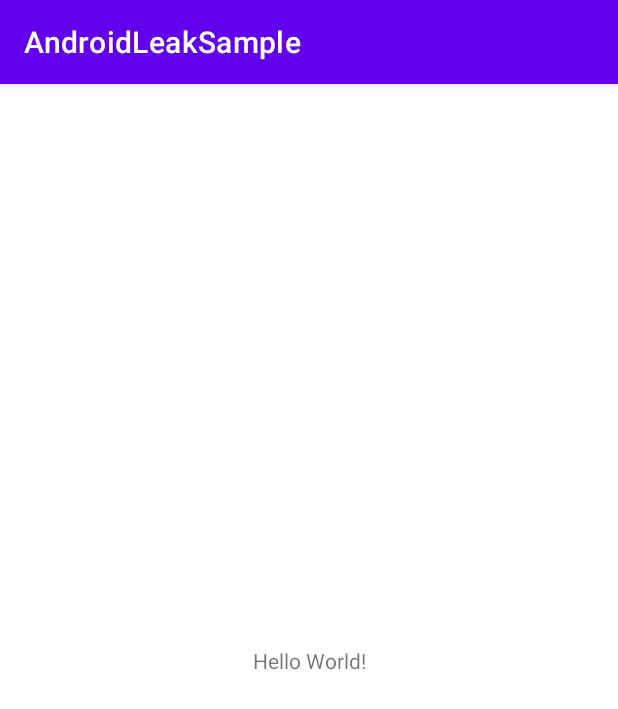
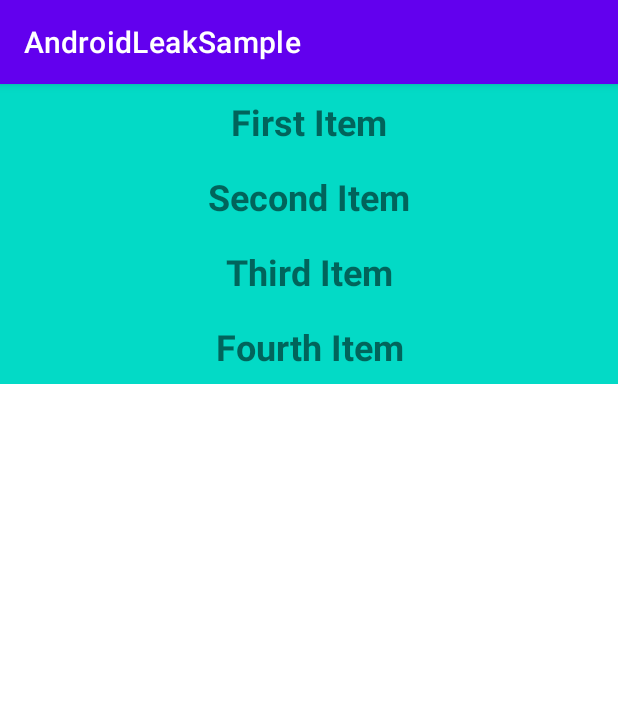
Before and after one commit to jason8232590/AndroidLeakSample, an Android app: the screen it shows after launch (MainActivity), on a phone screen of 412 x 824 dp. Shown: the top 709 px of the screen. Run offline under Robolectric (Android 15) with nearby library versions, the phone set to English and light mode, and no system bars.

Commit message:
second commit

```diff
--- a/project/app/build.gradle
+++ b/project/app/build.gradle
@@ -35,4 +35,5 @@ dependencies {
     testImplementation 'junit:junit:4.+'
     androidTestImplementation 'androidx.test.ext:junit:1.1.2'
     androidTestImplementation 'androidx.test.espresso:espresso-core:3.3.0'
+    implementation 'com.squareup.leakcanary:leakcanary-android:2.9.1'
 }
--- a/project/app/src/main/java/com/dx/androidleaksample/MainActivity.java
+++ b/project/app/src/main/java/com/dx/androidleaksample/MainActivity.java
@@ -1,14 +1,47 @@
 package com.dx.androidleaksample;
 
+import android.content.Intent;
 import android.os.Bundle;
+import android.view.View;
+import android.widget.TextView;
 
 import androidx.appcompat.app.AppCompatActivity;
-
-public class MainActivity extends AppCompatActivity {
+/**
+ * 1.handler,没有运行完成thread
+ * 2.静态变量
+ * 3.资源未释放
+ * */
+public class MainActivity extends AppCompatActivity implements View.OnClickListener {
 
     @Override
     protected void onCreate(Bundle savedInstanceState) {
         super.onCreate(savedInstanceState);
         setContentView(R.layout.activity_main);
+        TextView tvFirst = findViewById(R.id.tvOne);
+        TextView tvSecond = findViewById(R.id.tvTwo);
+        TextView tvThird = findViewById(R.id.tvThree);
+        TextView tvFourth = findViewById(R.id.tvFourth);
+        tvFirst.setOnClickListener(this);
+        tvSecond.setOnClickListener(this);
+        tvThird.setOnClickListener(this);
+        tvFourth.setOnClickListener(this);
+    }
+
+    @Override
+    public void onClick(View view) {
+        Intent intent = new Intent();
+        switch (view.getId()) {
+            case R.id.tvOne:
+                startActivity(intent.setClass(this, StaticFieldLeak.class));
+                break;
+            case R.id.tvTwo:
+                startActivity(intent.setClass(this, ThreadAliveLeak.class));
+                break;
+            case R.id.tvThree:
+                startActivity(intent.setClass(this, RegisterUnReleaseLeak.class));
+                break;
+            case R.id.tvFourth:
+                break;
+        }
     }
 }
--- /dev/null
+++ b/project/app/src/main/java/com/dx/androidleaksample/TestRegisterItf.java
@@ -0,0 +1,5 @@
+package com.dx.androidleaksample;
+
+public interface TestRegisterItf {
+    void doSomething() throws InterruptedException;
+}
--- a/project/app/src/main/res/layout/activity_main.xml
+++ b/project/app/src/main/res/layout/activity_main.xml
@@ -1,18 +1,50 @@
 <?xml version="1.0" encoding="utf-8"?>
-<androidx.constraintlayout.widget.ConstraintLayout xmlns:android="http://schemas.android.com/apk/res/android"
-    xmlns:app="http://schemas.android.com/apk/res-auto"
+<LinearLayout xmlns:android="http://schemas.android.com/apk/res/android"
     xmlns:tools="http://schemas.android.com/tools"
     android:layout_width="match_parent"
     android:layout_height="match_parent"
+    android:orientation="vertical"
     tools:context=".MainActivity">
 
     <TextView
-        android:layout_width="wrap_content"
-        android:layout_height="wrap_content"
-        android:text="Hello World!"
-        app:layout_constraintBottom_toBottomOf="parent"
-        app:layout_constraintLeft_toLeftOf="parent"
-        app:layout_constraintRight_toRightOf="parent"
-        app:layout_constraintTop_toTopOf="parent" />
+        android:id="@+id/tvOne"
+        android:layout_width="match_parent"
+        android:layout_height="50dp"
+        android:background="@color/design_default_color_secondary"
+        android:gravity="center"
+        android:text="First Item"
+        android:textSize="24sp"
+        android:textStyle="bold" />
 
-</androidx.constraintlayout.widget.ConstraintLayout>
+    <TextView
+        android:id="@+id/tvTwo"
+        android:layout_width="match_parent"
+        android:layout_height="50dp"
+        android:background="@color/design_default_color_secondary"
+        android:gravity="center"
+        android:text="Second Item"
+        android:textSize="24sp"
+        android:textStyle="bold" />
+
+    <TextView
+        android:id="@+id/tvThree"
+        android:layout_width="match_parent"
+        android:layout_height="50dp"
+        android:background="@color/design_default_color_secondary"
+        android:gravity="center"
+        android:text="Third Item"
+        android:textSize="24sp"
+        android:textStyle="bold" />
+
+    <TextView
+        android:id="@+id/tvFourth"
+        android:layout_width="match_parent"
+        android:layout_height="50dp"
+        android:background="@color/design_default_color_secondary"
+        android:gravity="center"
+        android:text="Fourth Item"
+        android:textSize="24sp"
+        android:textStyle="bold" />
+
+
+</LinearLayout>
```
Also changed, not shown: project/app/src/main/AndroidManifest.xml (+12 -0 lines), project/app/src/main/java/com/dx/androidleaksample/RegisterUnReleaseLeak.java (added, +51 -0 lines), project/app/src/main/java/com/dx/androidleaksample/ResourceNotReleaseLeak.java (added, +14 -0 lines), project/app/src/main/java/com/dx/androidleaksample/StaticFieldLeak.java (added, +18 -0 lines), project/app/src/main/java/com/dx/androidleaksample/TestUtils.java (added, +19 -0 lines), project/app/src/main/java/com/dx/androidleaksample/ThreadAliveLeak.java (added, +58 -0 lines), project/app/src/main/res/layout/activity_register_un_release_leak.xml (added, +16 -0 lines), project/app/src/main/res/layout/activity_resource_not_release_leak.xml (added, +9 -0 lines), project/app/src/main/res/layout/activity_static_field_leak.xml (added, +16 -0 lines), project/app/src/main/res/layout/activity_thread_alive_leak.xml (added, +16 -0 lines).
